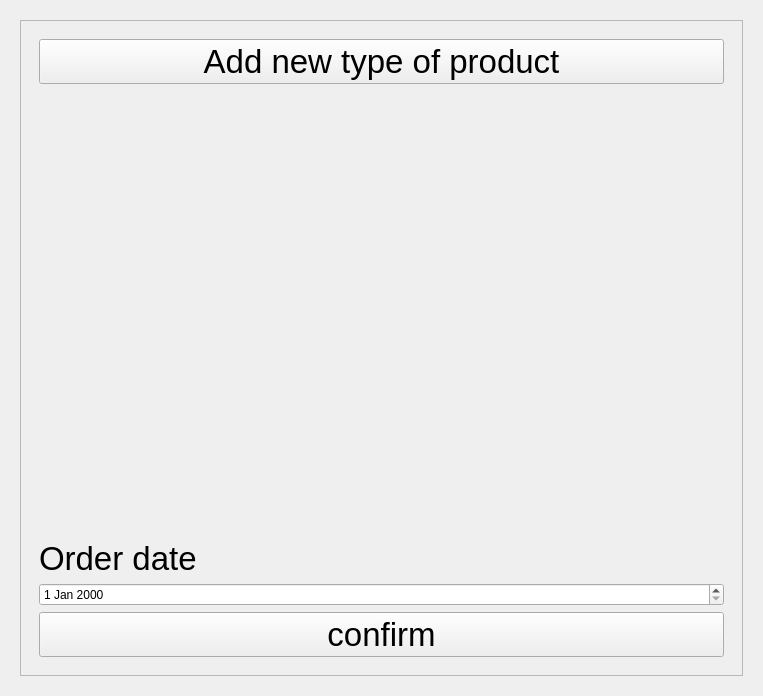
Qt form Retail_Software/addproductwindow.ui (AntonZhiganov/Retail_Software) before a commit.
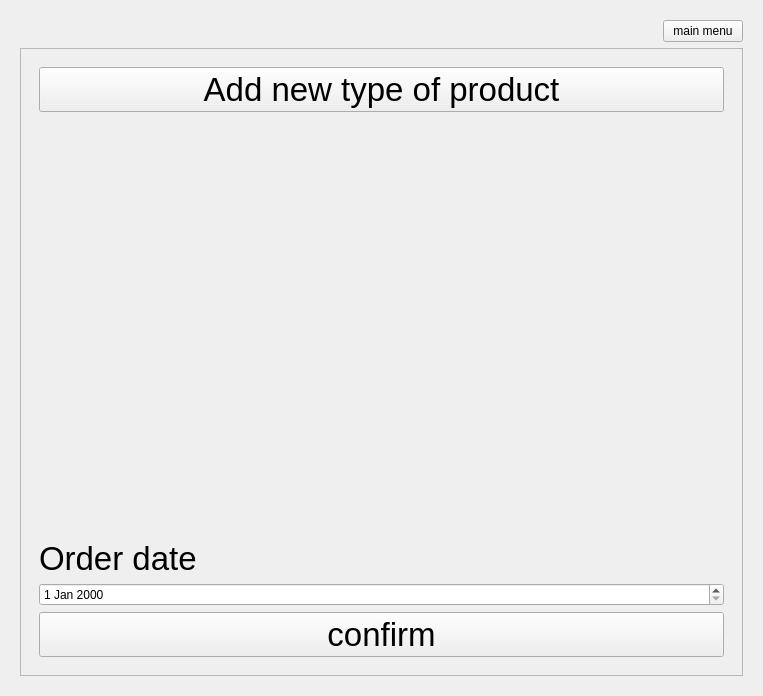
The same form after that commit.

Commit message: Added a button to each window, which when clicked, returns the user to the main menu

```diff
--- a/Retail_Software/addproductwindow.ui
+++ b/Retail_Software/addproductwindow.ui
@@ -16,7 +16,36 @@
   <layout class="QVBoxLayout" name="verticalLayout_2">
    <item>
     <widget class="QWidget" name="addProductWidget" native="true">
-     <layout class="QVBoxLayout" name="verticalLayout_4">
+     <layout class="QVBoxLayout" name="verticalLayout_5">
+      <item>
+       <layout class="QHBoxLayout" name="horizontalLayout">
+        <item>
+         <spacer name="horizontalSpacer">
+          <property name="orientation">
+           <enum>Qt::Orientation::Horizontal</enum>
+          </property>
+          <property name="sizeHint" stdset="0">
+           <size>
+            <width>40</width>
+            <height>20</height>
+           </size>
+          </property>
+         </spacer>
+        </item>
+        <item>
+         <widget class="QPushButton" name="menuPushButton">
+          <property name="font">
+           <font>
+            <pointsize>9</pointsize>
+           </font>
+          </property>
+          <property name="text">
+           <string>main menu</string>
+          </property>
+         </widget>
+        </item>
+       </layout>
+      </item>
       <item>
        <widget class="QScrollArea" name="productScrollArea">
         <property name="widgetResizable">
@@ -28,12 +57,14 @@
            <x>0</x>
            <y>0</y>
            <width>725</width>
-           <height>658</height>
+           <height>626</height>
           </rect>
          </property>
-         <layout class="QVBoxLayout" name="verticalLayout_3">
+         <layout class="QVBoxLayout" name="verticalLayout_4">
           <item>
            <widget class="QWidget" name="productsWidget" native="true">
+            <layout class="QVBoxLayout" name="verticalLayout_3">
+             <item>
             <layout class="QVBoxLayout" name="verticalLayout">
              <item>
               <widget class="QPushButton" name="newProductTypeButton">
@@ -54,8 +85,8 @@
                </property>
                <property name="sizeHint" stdset="0">
                 <size>
-                 <width>20</width>
-                 <height>503</height>
+                   <width>268</width>
+                   <height>128</height>
                 </size>
                </property>
               </spacer>
@@ -86,6 +117,8 @@
                 <string>confirm</string>
                </property>
               </widget>
+               </item>
+              </layout>
              </item>
             </layout>
            </widget>
```
Left out of the diff: 4 changed lines with no effect on the pictures. Lines whose indentation alone changed are shown as unchanged. The commit also changes 11 other files.
